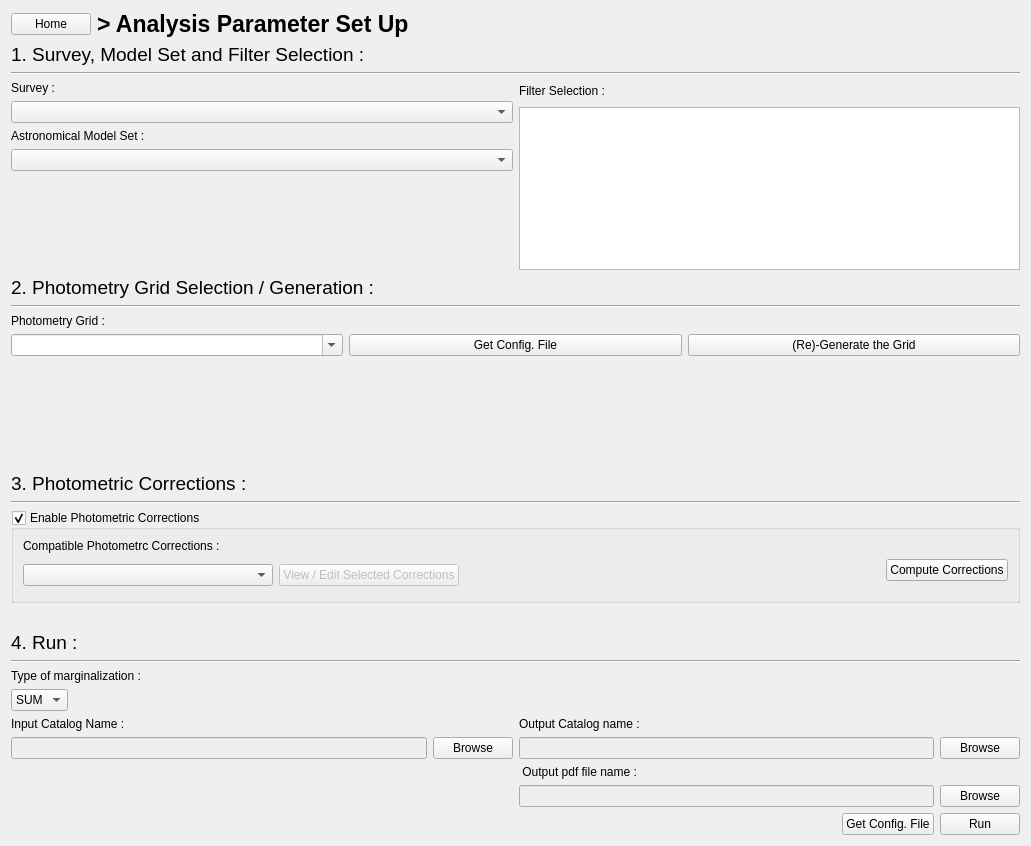
Before: the Qt Designer form PhzQtUI/auxdir/PhzQtUI/FormAnalysis.ui in astrorama/Phosphoros, drawn with Qt 5.
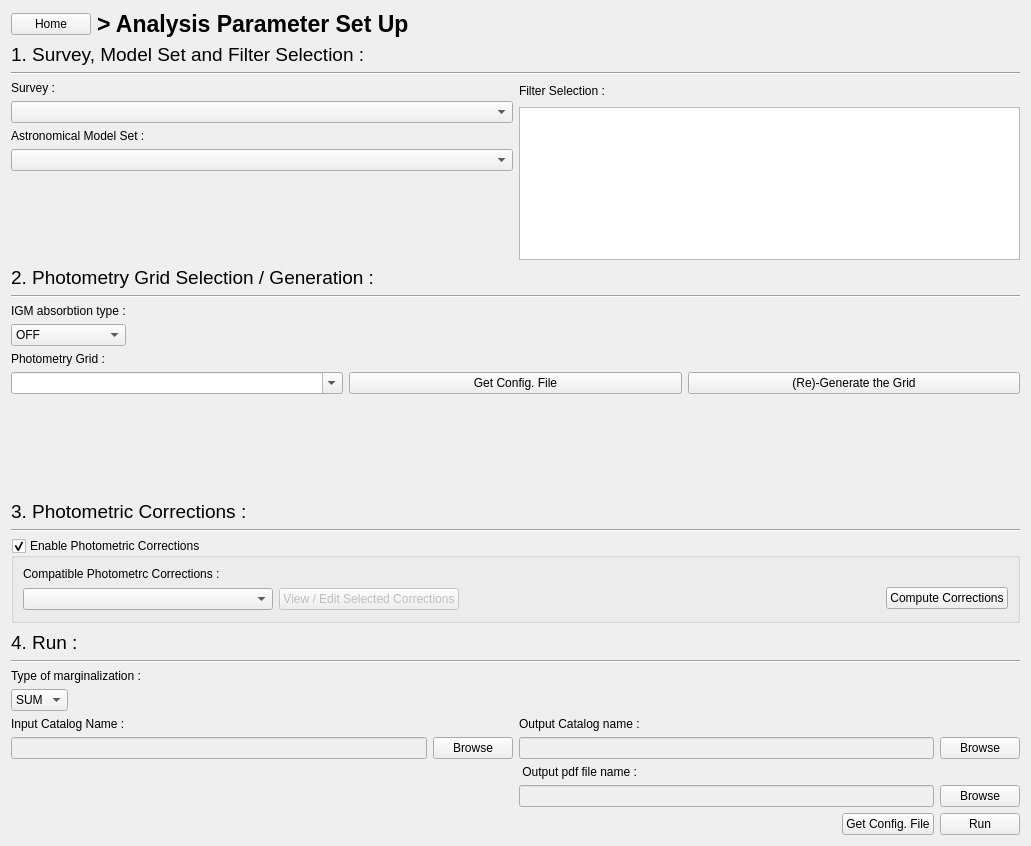
After: the same form once the commit is applied.

What changed in the file:
```diff
--- a/PhzQtUI/auxdir/PhzQtUI/FormAnalysis.ui
+++ b/PhzQtUI/auxdir/PhzQtUI/FormAnalysis.ui
@@ -203,6 +203,48 @@
      </property>
     </widget>
    </item>
+   <item>
+    <layout class="QHBoxLayout" name="horizontalLayout_3">
+     <item>
+      <layout class="QVBoxLayout" name="verticalLayout_2">
+       <item>
+        <widget class="QLabel" name="label_3">
+         <property name="text">
+          <string>IGM absorbtion type :</string>
+         </property>
+        </widget>
+       </item>
+       <item>
+        <widget class="QComboBox" name="cb_igm">
+         <item>
+          <property name="text">
+           <string>OFF</string>
+          </property>
+         </item>
+         <item>
+          <property name="text">
+           <string>MADAU</string>
+          </property>
+         </item>
+        </widget>
+       </item>
+      </layout>
+     </item>
+     <item>
+      <spacer name="horizontalSpacer">
+       <property name="orientation">
+        <enum>Qt::Horizontal</enum>
+       </property>
+       <property name="sizeHint" stdset="0">
+        <size>
+         <width>40</width>
+         <height>20</height>
+        </size>
+       </property>
+      </spacer>
+     </item>
+    </layout>
+   </item>
    <item>
     <layout class="QHBoxLayout" name="horizontalLayout_19">
      <item>
```
